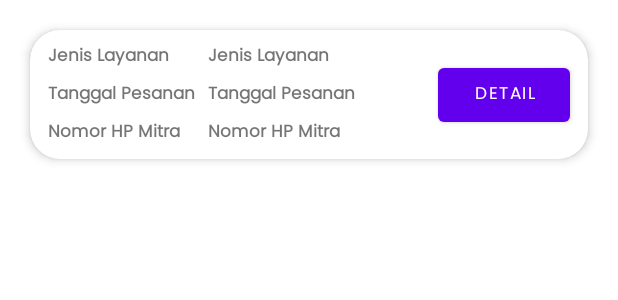
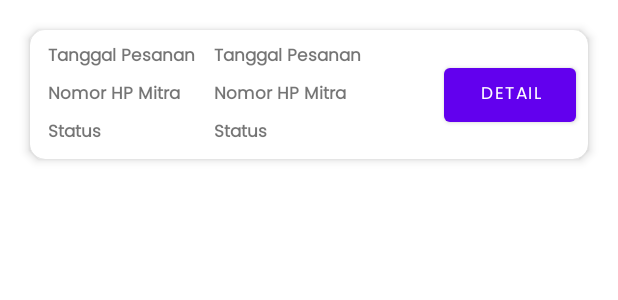
Before and after one commit to Nofri2311/OkGas, an Android app: the layout item_history.xml on its own in the app's theme, with its tools: preview values and no code run, on a phone screen of 412 x 824 dp. Shown: the top 300 px of the screen. Run offline under Robolectric (Android 15) with nearby library versions, the phone set to English and light mode, and no system bars.

Commit message:
add history

```diff
--- a/app/src/main/java/com/kewirausahaan/okgas/ui/move/BookingMoveViewModel.kt
+++ b/app/src/main/java/com/kewirausahaan/okgas/ui/move/BookingMoveViewModel.kt
@@ -7,7 +7,7 @@ import java.util.UUID
 
 class BookingMoveViewModel : ViewModel() {
 
-    private val database: DatabaseReference = FirebaseDatabase.getInstance().getReference("order")
+    private val database: DatabaseReference = FirebaseDatabase.getInstance().getReference("order_move")
 
     fun saveOrder(name: String, locationNow: String, locationDestination: String, date: String, phone: String) {
         val orderId = UUID.randomUUID().toString()
@@ -20,8 +20,8 @@ class BookingMoveViewModel : ViewModel() {
             "price" to 70000,
             "service" to "pindahan",
             "status" to "mencari",
-            "partner_name" to null,
-            "partner_phone" to null
+            "partner_name" to "",
+            "partner_phone" to ""
         )
 
         database.child(orderId).setValue(orderData)
--- a/app/src/main/java/com/kewirausahaan/okgas/ui/search/BookingKostViewModel.kt
+++ b/app/src/main/java/com/kewirausahaan/okgas/ui/search/BookingKostViewModel.kt
@@ -7,7 +7,7 @@ import java.util.UUID
 
 class BookingKostViewModel : ViewModel() {
 
-    private val database: DatabaseReference = FirebaseDatabase.getInstance().getReference("order")
+    private val database: DatabaseReference = FirebaseDatabase.getInstance().getReference("order_search")
 
     fun saveOrder(name: String, date: String, phone: String, kostName: String, kostLocation: String) {
         val orderId = UUID.randomUUID().toString()
@@ -20,8 +20,8 @@ class BookingKostViewModel : ViewModel() {
             "price" to 35000,
             "service" to "pengecekan",
             "status" to "mencari",
-            "partner_name" to null,
-            "partner_phone" to null
+            "partner_name" to "",
+            "partner_phone" to ""
         )
 
         database.child(orderId).setValue(orderData)
--- a/app/src/main/res/layout/item_history.xml
+++ b/app/src/main/res/layout/item_history.xml
@@ -1,11 +1,12 @@
 <?xml version="1.0" encoding="utf-8"?>
 <androidx.cardview.widget.CardView xmlns:android="http://schemas.android.com/apk/res/android"
+    xmlns:tools="http://schemas.android.com/tools"
     android:layout_width="match_parent"
     android:layout_height="wrap_content"
     xmlns:app="http://schemas.android.com/apk/res-auto"
     android:layout_margin="20dp"
     app:cardElevation="4dp"
-    app:cardCornerRadius="20dp" >
+    app:cardCornerRadius="10dp" >
 
     <androidx.constraintlayout.widget.ConstraintLayout
         android:layout_width="match_parent"
@@ -13,30 +14,16 @@
         android:padding="2dp">
 
         <TextView
-            android:id="@+id/order_service"
+            android:id="@+id/order_date"
             android:layout_width="0dp"
             android:layout_height="wrap_content"
+            android:layout_marginStart="10dp"
             android:layout_marginTop="6dp"
-            android:layout_marginBottom="6dp"
-            android:layout_marginStart="10dp"
-            android:text="@string/detail_service"
+            android:text="@string/order_date"
             android:textSize="11sp"
             android:textStyle="bold"
             app:layout_constraintStart_toStartOf="parent"
             app:layout_constraintTop_toTopOf="parent" />
-
-        <TextView
-            android:id="@+id/order_date"
-            android:layout_width="0dp"
-            android:layout_height="wrap_content"
-            android:layout_marginTop="6dp"
-            android:layout_marginBottom="6dp"
-            android:layout_marginStart="10dp"
-            android:text="@string/order_date"
-            android:textSize="11sp"
-            android:textStyle="bold"
-            app:layout_constraintStart_toStartOf="parent"
-            app:layout_constraintTop_toBottomOf="@+id/order_service" />
 
         <TextView
             android:id="@+id/partner_number"
@@ -48,22 +35,22 @@
             android:text="@string/partner_number"
             android:textSize="11sp"
             android:textStyle="bold"
-            app:layout_constraintBottom_toBottomOf="parent"
             app:layout_constraintStart_toStartOf="parent"
             app:layout_constraintTop_toBottomOf="@+id/order_date" />
 
         <TextView
-            android:id="@+id/detail_order_service"
+            android:id="@+id/order_status"
             android:layout_width="0dp"
             android:layout_height="wrap_content"
-            android:text="@string/detail_service"
+            android:layout_marginTop="6dp"
+            android:layout_marginBottom="6dp"
+            android:layout_marginStart="10dp"
+            android:text="@string/order_status"
             android:textSize="11sp"
             android:textStyle="bold"
-            android:layout_marginEnd="6dp"
-            app:layout_constraintWidth_percent="0.4"
-            app:layout_constraintBottom_toBottomOf="@+id/order_service"
-            app:layout_constraintEnd_toStartOf="@+id/button"
-            app:layout_constraintTop_toTopOf="@+id/order_service" />
+            app:layout_constraintBottom_toBottomOf="parent"
+            app:layout_constraintStart_toStartOf="parent"
+            app:layout_constraintTop_toBottomOf="@+id/partner_number" />
 
         <TextView
             android:id="@+id/detail_order_date"
@@ -91,13 +78,26 @@
             app:layout_constraintEnd_toStartOf="@+id/button"
             app:layout_constraintTop_toTopOf="@+id/partner_number" />
 
+        <TextView
+            android:id="@+id/detail_order_status"
+            android:layout_width="0dp"
+            android:layout_height="wrap_content"
+            android:text="@string/order_status"
+            android:textSize="11sp"
+            android:textStyle="bold"
+            android:layout_marginEnd="6dp"
+            app:layout_constraintWidth_percent="0.4"
+            app:layout_constraintBottom_toBottomOf="@+id/order_status"
+            app:layout_constraintEnd_toStartOf="@+id/button"
+            app:layout_constraintTop_toTopOf="@+id/order_status" />
+
         <Button
             android:id="@+id/button"
             android:layout_width="0dp"
             android:layout_height="wrap_content"
+            android:layout_margin="6dp"
             android:text="@string/detail"
             android:textSize="11sp"
-            android:layout_margin="10dp"
             app:layout_constraintBottom_toBottomOf="parent"
             app:layout_constraintEnd_toEndOf="parent"
             app:layout_constraintTop_toTopOf="parent" />
--- a/app/src/main/res/values/strings.xml
+++ b/app/src/main/res/values/strings.xml
@@ -51,6 +51,8 @@
     <string name="detail_partner">Detail Partner</string>
     <string name="partner_name">Nama Mitra</string>
     <string name="partner_number">Nomor HP Mitra</string>
+    <string name="move_history">Riwayat Pindahan</string>
+    <string name="search_history">Riwayat Pengecekan</string>
 
     <!-- TODO: Remove or change this placeholder text -->
     <string name="hello_blank_fragment">Hello blank fragment</string>
```
Also changed, not shown: app/src/main/java/com/kewirausahaan/okgas/OrderMoveAdapter.kt (added, +46 -0 lines), app/src/main/java/com/kewirausahaan/okgas/OrderSearchAdapter.kt (added, +46 -0 lines), app/src/main/java/com/kewirausahaan/okgas/ui/history/HistoryFragment.kt (+39 -44 lines), app/src/main/java/com/kewirausahaan/okgas/ui/history/HistoryViewModel.kt (+57 -1 lines), app/src/main/java/com/kewirausahaan/okgas/ui/history/OrderMove.kt (added, +14 -0 lines), app/src/main/java/com/kewirausahaan/okgas/ui/history/OrderSearch.kt (added, +14 -0 lines), app/src/main/res/layout/fragment_history.xml (+49 -5 lines).
